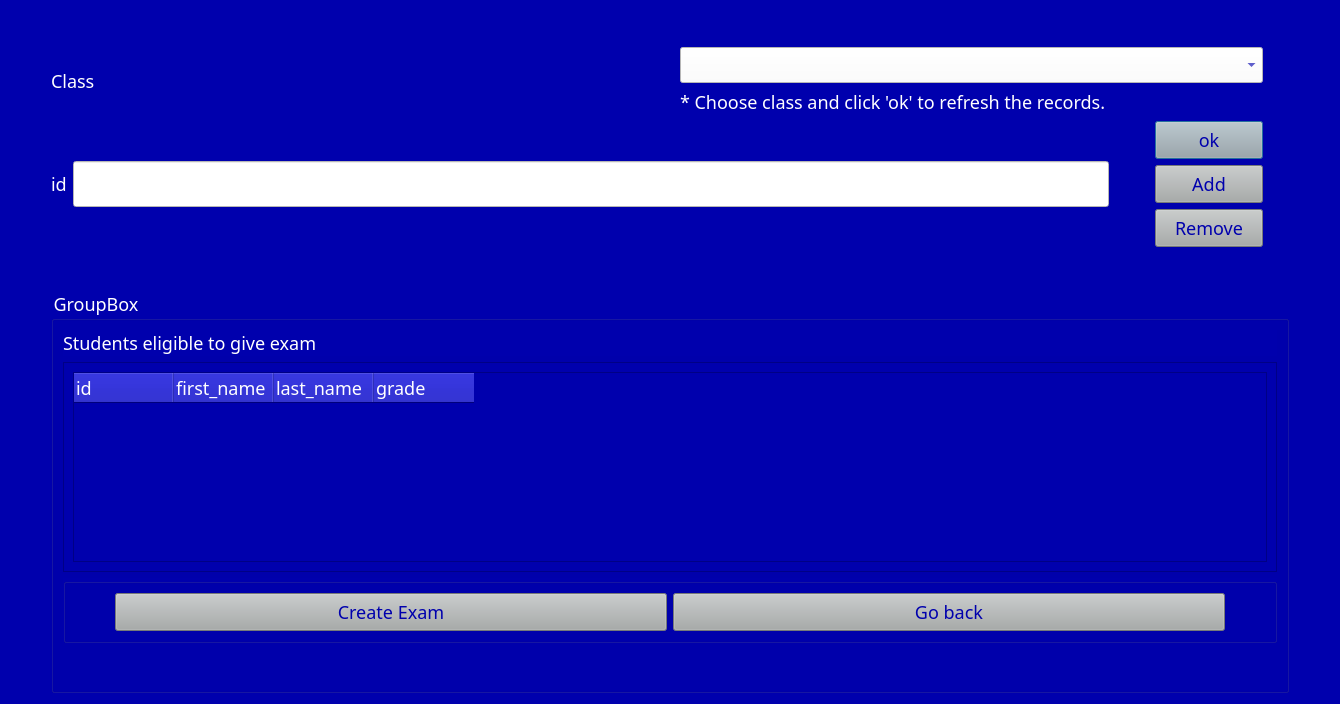
Qt form ExamSphereV1/addstudents.ui (BiratBC/ExamSphereV1) before a commit.
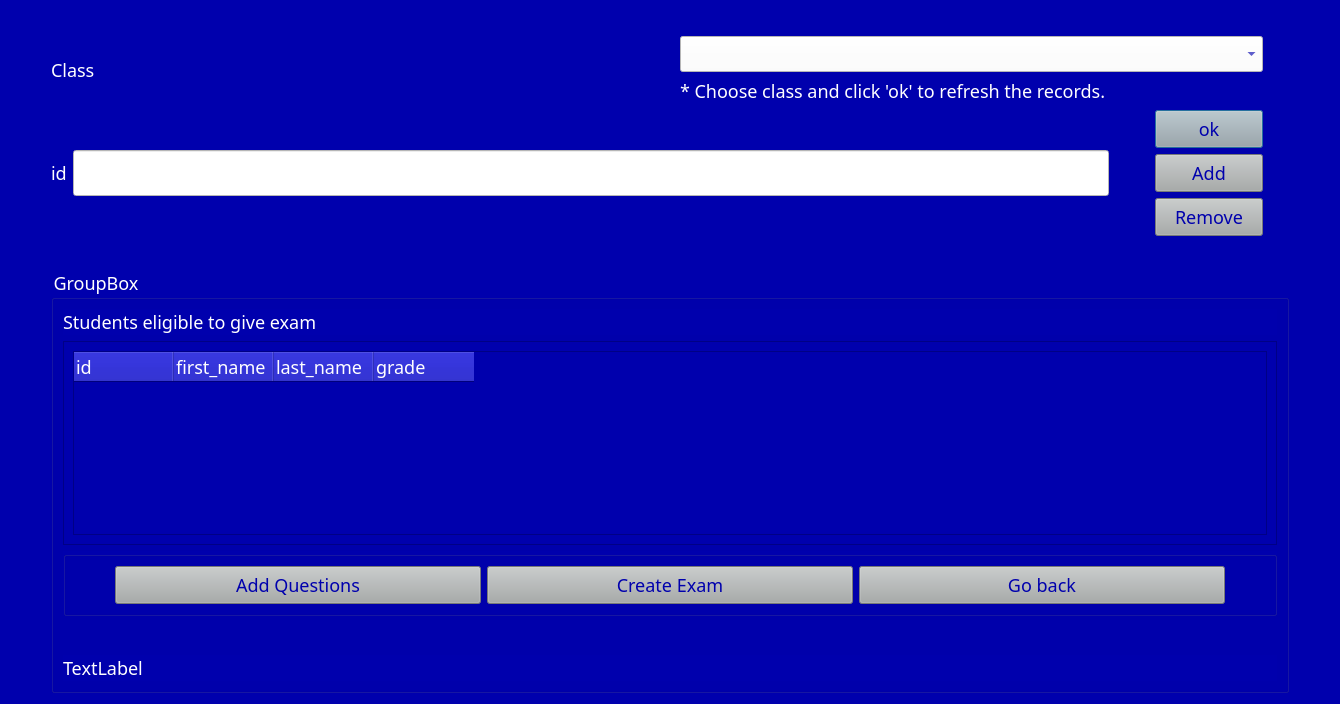
The same form after that commit.

What changed in the file:
```diff
--- a/ExamSphereV1/addstudents.ui
+++ b/ExamSphereV1/addstudents.ui
@@ -250,7 +250,7 @@
              <x>0</x>
              <y>0</y>
              <width>1196</width>
-             <height>209</height>
+             <height>205</height>
             </rect>
            </property>
            <layout class="QGridLayout" name="gridLayout_2">
@@ -320,6 +320,13 @@
              </property>
             </spacer>
            </item>
+           <item>
+            <widget class="QPushButton" name="pushButton_6">
+             <property name="text">
+              <string>Add Questions</string>
+             </property>
+            </widget>
+           </item>
            <item>
             <widget class="QPushButton" name="pushButton_3">
              <property name="styleSheet">
@@ -374,6 +381,13 @@
         </property>
        </spacer>
       </item>
+      <item>
+       <widget class="QLabel" name="filePathLabel">
+        <property name="text">
+         <string>TextLabel</string>
+        </property>
+       </widget>
+      </item>
      </layout>
     </widget>
    </item>
```
